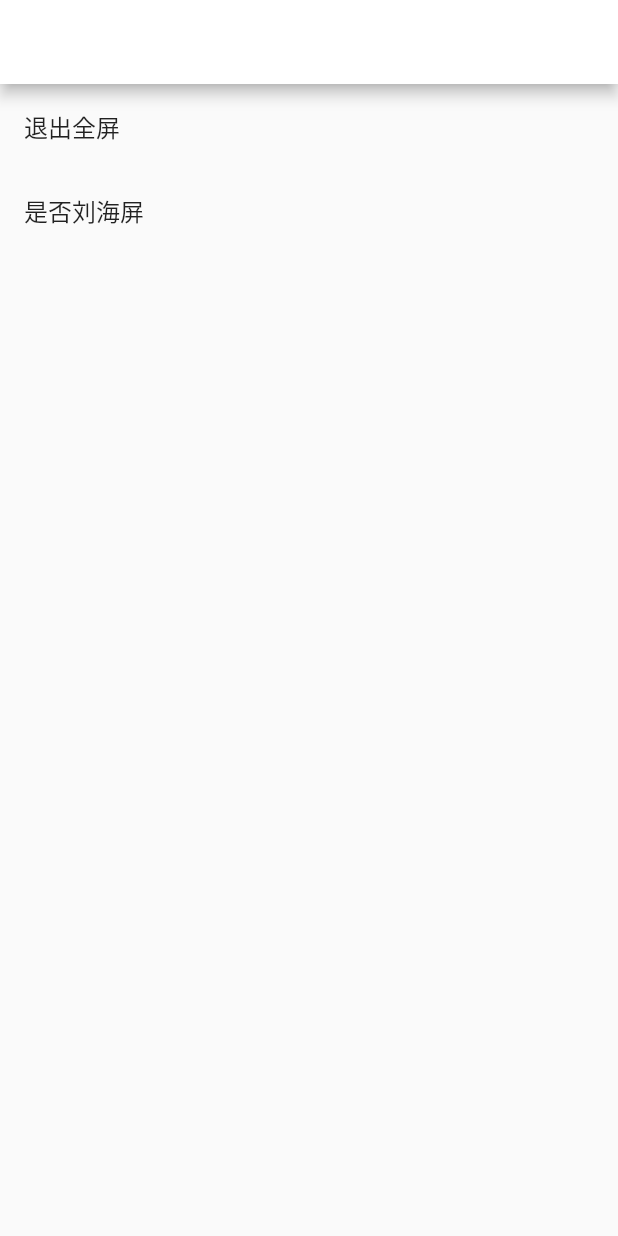
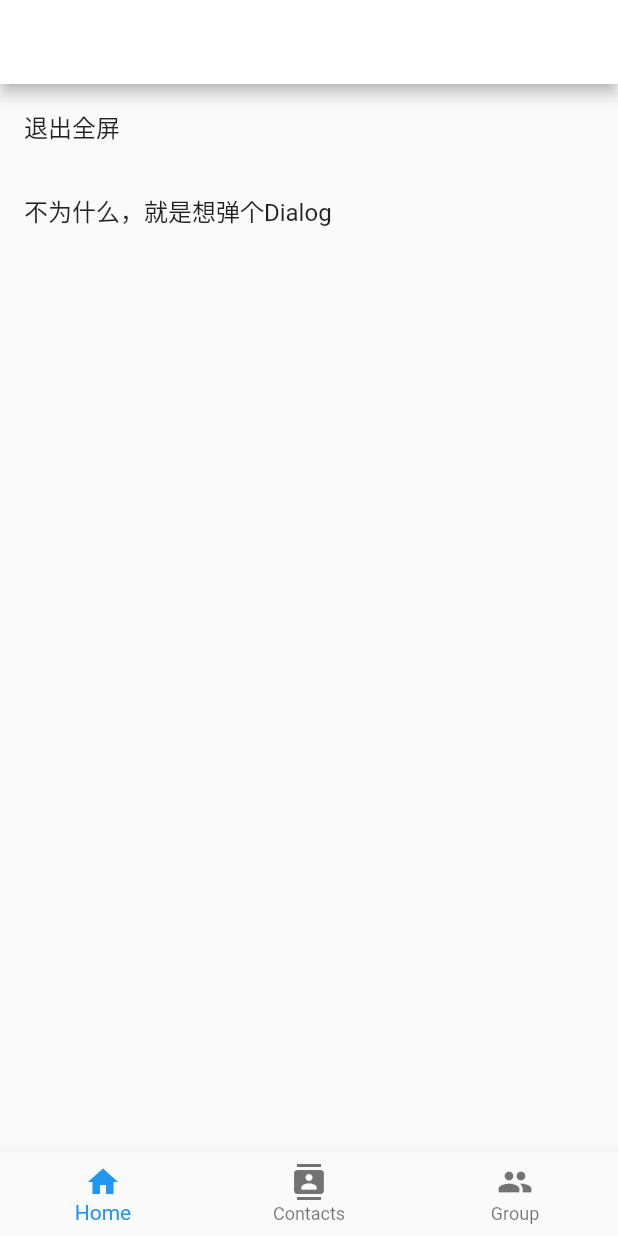
Before and after one commit to ovaldi/fake_notch, a Flutter app: the screen it shows after launch, after a tap on "进入全屏", on a phone screen of 412 x 824 dp. Run offline on Flutter 3.47's test engine with Material 2 defaults, Android fonts, the phone set to English and light mode, and no system bars; our stand-ins replace device_info.

Commit message:
刘海屏

```diff
--- a/example/lib/main.dart
+++ b/example/lib/main.dart
@@ -1,5 +1,5 @@
 import 'dart:async';
-import 'dart:io';
+import 'dart:math' as math;
 
 import 'package:flutter/material.dart';
 import 'package:flutter/services.dart';
@@ -19,7 +19,7 @@ final SystemUiOverlayStyle SYSTEM_UI_OVERLAY_STYLE_CUSTOM =
 void main() {
   SystemChrome.setPreferredOrientations(<DeviceOrientation>[
     DeviceOrientation.portraitUp,
-    DeviceOrientation.portraitDown,
+//    DeviceOrientation.portraitDown, // iOS 没有此功能
     DeviceOrientation.landscapeLeft,
     DeviceOrientation.landscapeRight,
   ]);
@@ -27,7 +27,12 @@ void main() {
   SystemChrome.setSystemUIOverlayStyle(SYSTEM_UI_OVERLAY_STYLE_CUSTOM);
 
   runZoned(() {
-    runApp(MyApp());
+    runApp(NotchFixedWidget(
+      splash: Container(
+        color: Colors.blue,
+      ),
+      child: MyApp(),
+    ));
   }, onError: (Object error, StackTrace stack) {
     print(error);
     print(stack);
@@ -62,12 +67,26 @@ class Home extends StatefulWidget {
 }
 
 class _HomeState extends State<Home> {
-
   bool _enable = true;
 
   @override
   Widget build(BuildContext context) {
     return AnnotatedRegion<SystemUiOverlayStyle>(
+      child: OrientationBuilder(
+        builder: (BuildContext context, Orientation orientation) {
+          MediaQueryData mediaQuery = MediaQuery.of(context);
+          EdgeInsets padding = mediaQuery.padding;
+          return MediaQuery(
+            data: mediaQuery.copyWith(
+              padding: orientation == Orientation.portrait
+                  ? padding.copyWith(
+                      top: math.max(
+                          padding.top, NotchFixedProvider.of(context).height))
+                  : MediaQuery.of(context).padding.copyWith(
+                      left: math.max(padding.left, NotchFixedProvider.of(context).height),
+                      right:
+                          math.max(padding.right, NotchFixedProvider.of(context).height)),
+            ),
             child: Scaffold(
               appBar: AppBar(
                 title: const Text('Fake Notch Demo'),
@@ -78,29 +97,43 @@ class _HomeState extends State<Home> {
                     title: Text(_enable ? '进入全屏' : '退出全屏'),
                     onTap: () {
                       if (_enable) {
-                  SystemChrome.setEnabledSystemUIOverlays(<SystemUiOverlay>[]);
+                        SystemChrome.setEnabledSystemUIOverlays(
+                            <SystemUiOverlay>[]);
                       } else {
                         SystemChrome.setEnabledSystemUIOverlays(
                             SystemUiOverlay.values);
                       }
                       _enable = !_enable;
-                setState(() {
-
-                });
+                      setState(() {});
                     },
                   ),
                   ListTile(
-              title: const Text('是否刘海屏'),
-              onTap: () async {
-                if (await Notch.hasNotch()) {
-                  _showTips('是否刘海屏', '是');
-                } else {
-                  _showTips('是否刘海屏', '否');
-                }
+                    title: const Text('不为什么，就是想弹个Dialog'),
+                    onTap: () {
+                      _showTips('提示', '不为什么，就是想弹个Dialog');
                     },
                   ),
                 ],
               ),
+              bottomNavigationBar: BottomNavigationBar(
+                items: <BottomNavigationBarItem>[
+                  const BottomNavigationBarItem(
+                    icon: Icon(Icons.home),
+                    title: Text('Home'),
+                  ),
+                  const BottomNavigationBarItem(
+                    icon: Icon(Icons.contacts),
+                    title: Text('Contacts'),
+                  ),
+                  const BottomNavigationBarItem(
+                    icon: Icon(Icons.group),
+                    title: Text('Group'),
+                  ),
+                ],
+              ),
+            ),
+          );
+        },
       ),
       value: SYSTEM_UI_OVERLAY_STYLE_CUSTOM,
     );
--- a/lib/fake_notch.dart
+++ b/lib/fake_notch.dart
@@ -1,3 +1,5 @@
 library fake_notch;
 
 export 'src/notch.dart';
+export 'src/notch_fixed_provider.dart';
+export 'src/notch_fixed_widget.dart';
--- a/lib/src/notch.dart
+++ b/lib/src/notch.dart
@@ -1,35 +1,36 @@
 import 'dart:async';
 import 'dart:io';
-import 'dart:ui';
 
 import 'package:flutter/services.dart';
-import 'package:flutter/widgets.dart';
-
-import 'package:device_info/device_info.dart';
 
 class Notch {
   static const MethodChannel _channel =
-  MethodChannel('v7lin.github.io/fake_notch');
+      MethodChannel('v7lin.github.io/fake_notch');
 
-  static const String _METHOD_HASNOTCH = 'hasNotch';
-  static const String _METHOD_GETNOTCHRECTS = 'getNotchRects';
+  static const String _METHOD_HASSPECIALNOTCH = 'hasSpecialNotch';
+  static const String _METHOD_GETSPECIALNOTCHSIZE = 'getSpecialNotchSize';
 
-  static Future<bool> hasNotch() async {
+  static bool _specialNotch;
+  static List<int> _specialNotchSize;
+
+  static Future<bool> get specialNotch async =>
+      _specialNotch ??= await _rawSpecialNotch();
+
+  static Future<bool> _rawSpecialNotch() async {
     if (Platform.isAndroid) {
-      AndroidDeviceInfo androidInfo = await DeviceInfoPlugin().androidInfo;
-      if (androidInfo.version.sdkInt == 26 || androidInfo.version.sdkInt == 27) {
-        return (await _channel.invokeMethod(_METHOD_HASNOTCH)) as bool;
-      }
+      return (await _channel.invokeMethod(_METHOD_HASSPECIALNOTCH)) as bool;
     }
-    MediaQueryData mediaQuery = MediaQueryData.fromWindow(window);
-    return mediaQuery.padding.top != null && mediaQuery.padding.top > 0;
+    return false;
   }
 
-  static Future<List<WindowPadding>> getNotchRects() async {
-    List<Map<dynamic, dynamic>> notchRects = (await _channel.invokeMethod(_METHOD_GETNOTCHRECTS)) as List<Map<dynamic, dynamic>>;
-    if (notchRects != null && notchRects.isNotEmpty) {
+  static Future<List<int>> get specialNotchSize async =>
+      _specialNotchSize ??= await _rawSpecialNotchSize();
 
+  static Future<List<int>> _rawSpecialNotchSize() async {
+    if (Platform.isAndroid) {
+      return (await _channel.invokeMethod(_METHOD_GETSPECIALNOTCHSIZE))
+          as List<int>;
     }
-    return <WindowPadding>[];
+    return <int>[0, 0];
   }
 }
--- /dev/null
+++ b/lib/src/notch_fixed_provider.dart
@@ -0,0 +1,26 @@
+import 'package:flutter/widgets.dart';
+
+class NotchFixedProvider extends InheritedWidget {
+  const NotchFixedProvider({
+    Key key,
+    this.width = 0,
+    this.height = 0,
+    Widget child,
+  })  : assert(width != null),
+        assert(height != null),
+        super(key: key, child: child);
+
+  final double width;
+  final double height;
+
+  @override
+  bool updateShouldNotify(InheritedWidget oldWidget) {
+    NotchFixedProvider oldProvider = oldWidget as NotchFixedProvider;
+    return width != oldProvider.width || height != oldProvider.height;
+  }
+
+  static NotchFixedProvider of(BuildContext context) {
+    return context.inheritFromWidgetOfExactType(NotchFixedProvider)
+        as NotchFixedProvider;
+  }
+}
--- /dev/null
+++ b/lib/src/notch_fixed_widget.dart
@@ -0,0 +1,75 @@
+import 'dart:io';
+import 'dart:ui' as ui;
+
+import 'package:flutter/widgets.dart';
+import 'package:meta/meta.dart';
+
+import 'package:device_info/device_info.dart';
+import 'package:fake_notch/src/notch_fixed_provider.dart';
+import 'package:fake_notch/src/notch.dart';
+
+final DeviceInfoPlugin _deviceInfoPlugin = DeviceInfoPlugin();
+
+class NotchFixedWidget extends StatelessWidget {
+  const NotchFixedWidget({
+    Key key,
+    @required this.splash,
+    @required this.child,
+  })  : assert(splash != null),
+        assert(child != null),
+        super(key: key);
+
+  final Widget splash;
+  final Widget child;
+
+  @override
+  Widget build(BuildContext context) {
+    if (Platform.isAndroid) {
+      return FutureBuilder<AndroidDeviceInfo>(
+        future: _deviceInfoPlugin.androidInfo,
+        builder:
+            (BuildContext context, AsyncSnapshot<AndroidDeviceInfo> snapshot) {
+          if (!snapshot.hasData) {
+            return splash;
+          }
+          if (snapshot.data.version.sdkInt == 26 ||
+              snapshot.data.version.sdkInt == 27) {
+            return FutureBuilder<bool>(
+              future: Notch.specialNotch,
+              builder: (BuildContext context, AsyncSnapshot<bool> snapshot) {
+                if (!snapshot.hasData) {
+                  return splash;
+                }
+                if (snapshot.data) {
+                  return FutureBuilder<List<int>>(
+                    future: Notch.specialNotchSize,
+                    builder: (BuildContext context,
+                        AsyncSnapshot<List<int>> snapshot) {
+                      if (!snapshot.hasData) {
+                        return splash;
+                      }
+                      return NotchFixedProvider(
+                        child: child,
+                        width: snapshot.data[0] / ui.window.devicePixelRatio,
+                        height: snapshot.data[1] / ui.window.devicePixelRatio,
+                      );
+                    },
+                  );
+                }
+                return NotchFixedProvider(
+                  child: child,
+                );
+              },
+            );
+          }
+          return NotchFixedProvider(
+            child: child,
+          );
+        },
+      );
+    }
+    return NotchFixedProvider(
+      child: child,
+    );
+  }
+}
```
Also changed, not shown: 1 other file. Lines whose indentation alone changed are shown as unchanged.
